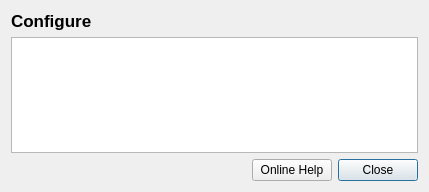
Old version of the form ui/status_dialog.ui in the repository cheind/reconstructme-qt.
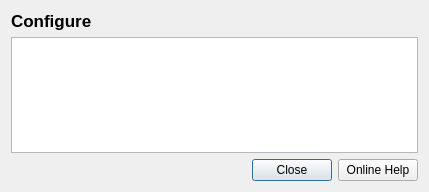
New version of the form.

Commit message: switched buttons

Patch:
```diff
--- a/ui/status_dialog.ui
+++ b/ui/status_dialog.ui
@@ -35,21 +35,7 @@
        </property>
       </spacer>
      </item>
-     <item row="2" column="4">
-      <widget class="QPushButton" name="closeBtn">
-       <property name="text">
-        <string>Close</string>
-       </property>
-      </widget>
-     </item>
-     <item row="2" column="1" colspan="3">
-      <widget class="QPushButton" name="onlineHelpBtn">
-       <property name="text">
-        <string>Online Help</string>
-       </property>
-      </widget>
-     </item>
-     <item row="1" column="0" colspan="5">
+     <item row="1" column="0" colspan="6">
       <widget class="QTableView" name="statustableView">
        <property name="focusPolicy">
         <enum>Qt::NoFocus</enum>
@@ -94,6 +80,20 @@
        </property>
       </widget>
      </item>
+     <item row="2" column="1">
+      <widget class="QPushButton" name="closeBtn">
+       <property name="text">
+        <string>Close</string>
+       </property>
+      </widget>
+     </item>
+     <item row="2" column="2" colspan="4">
+      <widget class="QPushButton" name="onlineHelpBtn">
+       <property name="text">
+        <string>Online Help</string>
+       </property>
+      </widget>
+     </item>
     </layout>
    </item>
   </layout>
```
Left out of the diff: 2 changed lines with no effect on the pictures.
